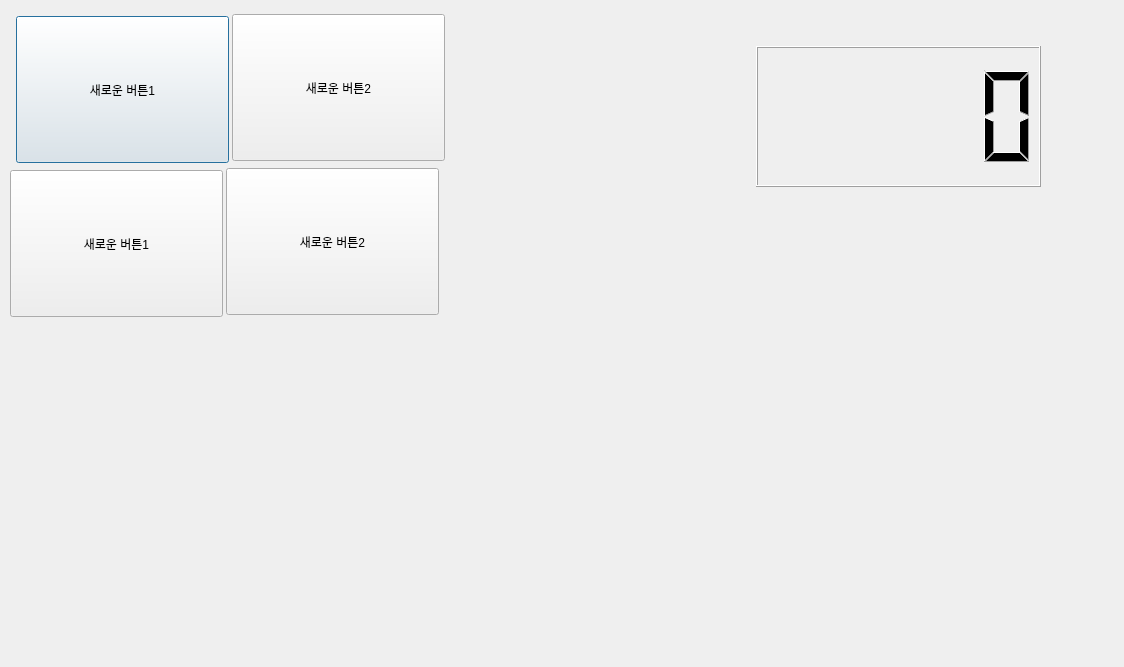
First picture: the form in main.ui, repository yyeongha/AI-DX-education, before the edit.
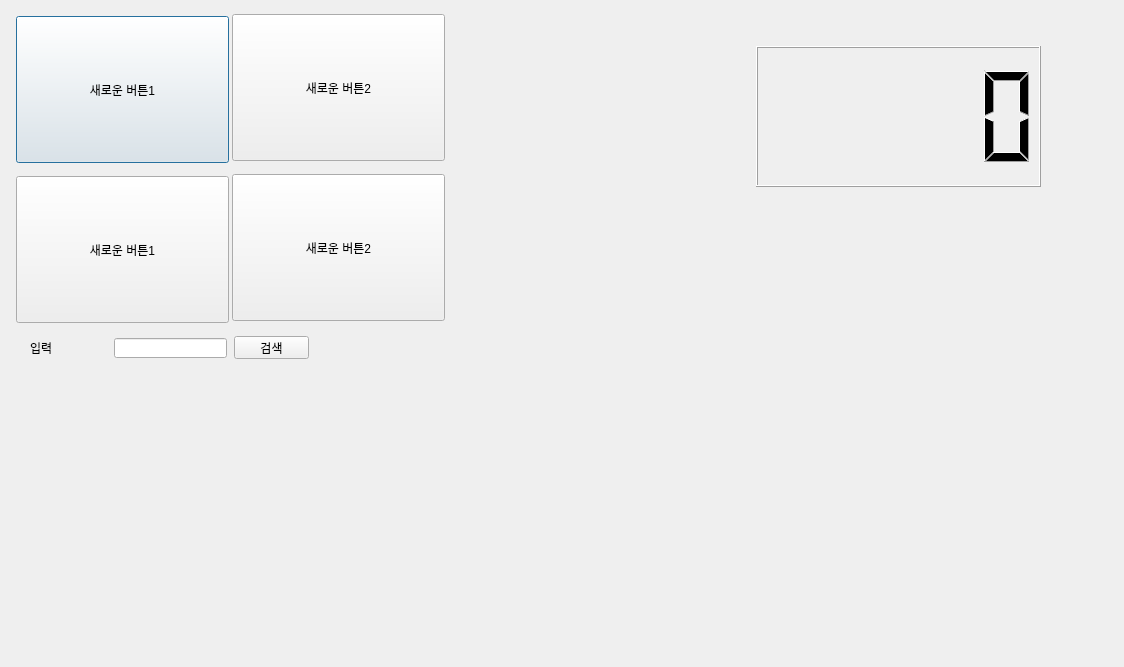
Second picture: the form after the edit.

```diff
--- a/main.ui
+++ b/main.ui
@@ -42,8 +42,8 @@
   <widget class="QPushButton" name="pushButton_3">
    <property name="geometry">
     <rect>
-     <x>10</x>
-     <y>170</y>
+     <x>16</x>
+     <y>176</y>
      <width>213</width>
      <height>147</height>
     </rect>
@@ -55,8 +55,8 @@
   <widget class="QPushButton" name="pushButton_4">
    <property name="geometry">
     <rect>
-     <x>226</x>
-     <y>168</y>
+     <x>232</x>
+     <y>174</y>
      <width>213</width>
      <height>147</height>
     </rect>
@@ -75,6 +75,45 @@
     </rect>
    </property>
   </widget>
+  <widget class="QLineEdit" name="lbSearch">
+   <property name="geometry">
+    <rect>
+     <x>114</x>
+     <y>338</y>
+     <width>113</width>
+     <height>20</height>
+    </rect>
+   </property>
+   <property name="text">
+    <string/>
+   </property>
+  </widget>
+  <widget class="QLabel" name="label">
+   <property name="geometry">
+    <rect>
+     <x>30</x>
+     <y>342</y>
+     <width>56</width>
+     <height>12</height>
+    </rect>
+   </property>
+   <property name="text">
+    <string>입력</string>
+   </property>
+  </widget>
+  <widget class="QPushButton" name="btnSearch">
+   <property name="geometry">
+    <rect>
+     <x>234</x>
+     <y>336</y>
+     <width>75</width>
+     <height>23</height>
+    </rect>
+   </property>
+   <property name="text">
+    <string>검색</string>
+   </property>
+  </widget>
  </widget>
  <resources/>
  <connections/>
```
